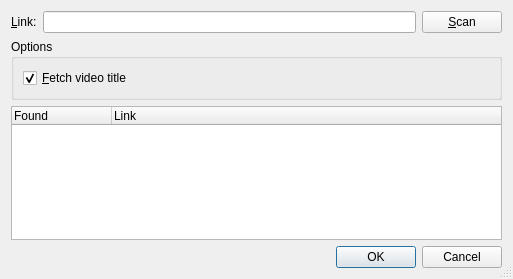
First picture: the form in rc/scandlg.ui, repository guendto/abby, before the edit.
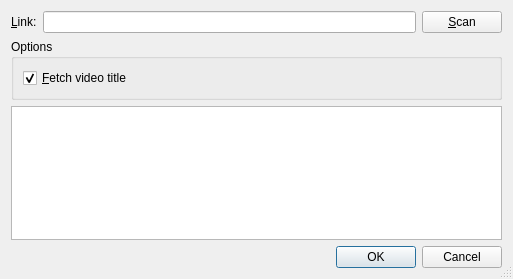
Second picture: the form after the edit. Icons and pictures are not drawn.

Commit message: Scan: hide column header.

```diff
--- a/rc/scandlg.ui
+++ b/rc/scandlg.ui
@@ -87,6 +87,9 @@
      <property name="rootIsDecorated" >
       <bool>false</bool>
      </property>
+     <property name="headerHidden" >
+      <bool>true</bool>
+     </property>
      <column>
       <property name="text" >
        <string>Found</string>
```
The commit also changes 2 other files.
